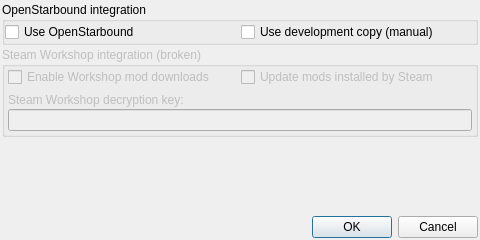
The window that multibound2/settingswindow.ui (zetaPRIME/MultiBound2) describes before a commit, drawn with Qt 5.
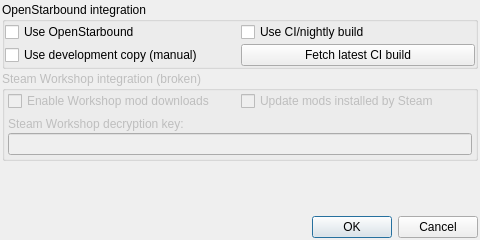
The same window after the commit.

Commit message: UI for using CI builds

Patch:
```diff
--- a/multibound2/settingswindow.ui
+++ b/multibound2/settingswindow.ui
@@ -57,7 +57,7 @@
         </property>
        </widget>
       </item>
-      <item row="0" column="1">
+      <item row="1" column="0">
        <widget class="QCheckBox" name="openSBUseDevBranch">
         <property name="toolTip">
          <string>Launches from an installation manually placed/symlinked into &quot;opensb-dev&quot;
@@ -69,6 +69,20 @@
         </property>
        </widget>
       </item>
+      <item row="0" column="1">
+       <widget class="QCheckBox" name="openSBUseCIBuild">
+        <property name="text">
+         <string>Use CI/nightly build</string>
+        </property>
+       </widget>
+      </item>
+      <item row="1" column="1">
+       <widget class="QPushButton" name="btnUpdateCI">
+        <property name="text">
+         <string>Fetch latest CI build</string>
+        </property>
+       </widget>
+      </item>
      </layout>
     </widget>
    </item>
```
Left out of the diff: 2 changed lines with no effect on the pictures. The commit also changes 3 other files.
